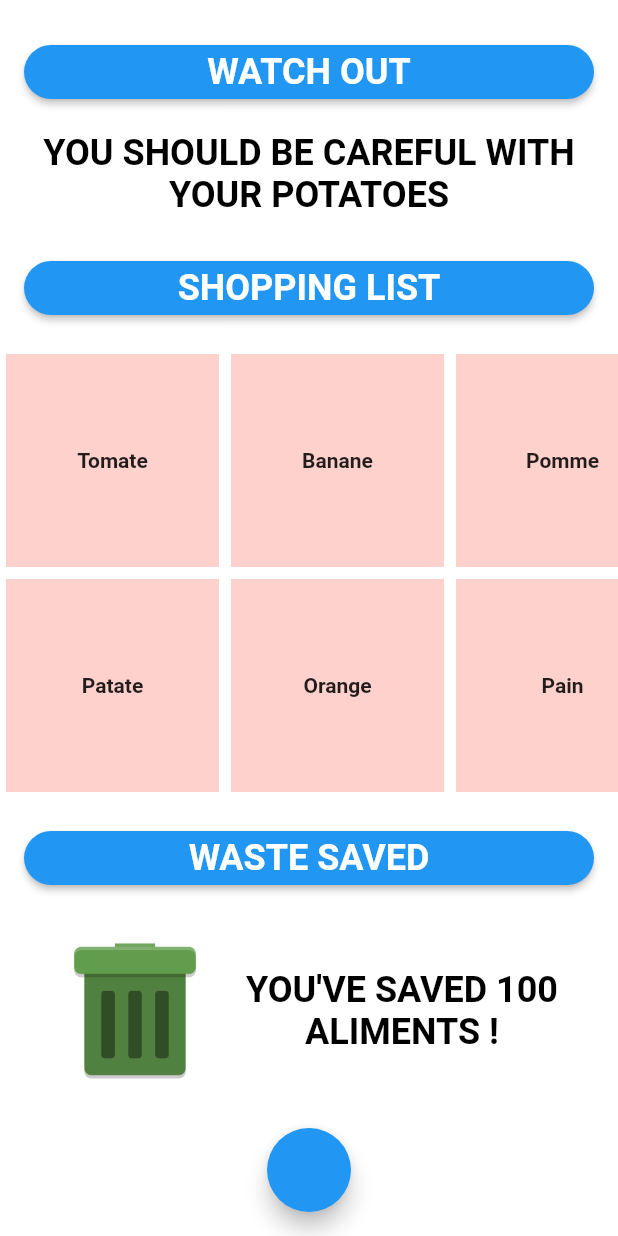
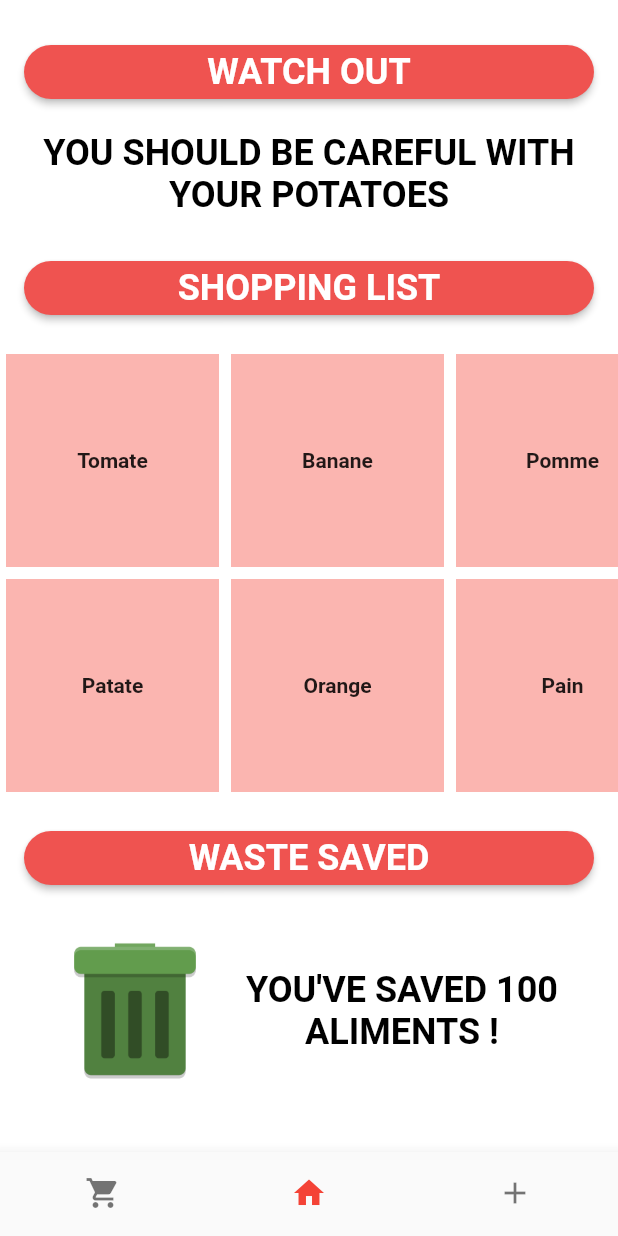
Before and after one commit to GM07/WatchOut, a Flutter app: the screen it shows after launch, on a phone screen of 412 x 824 dp. Run offline on Flutter 3.47's test engine with Material 2 defaults, Android fonts, the phone set to English and light mode, and no system bars; missing offline and left inert: bottom_bars.

Commit message:
UI avancements

```diff
--- a/lib/routes/home.dart
+++ b/lib/routes/home.dart
@@ -1,7 +1,7 @@
-import 'package:WatchOut/widgets/ingredient_list.dart';
 import 'package:flutter/material.dart';
-import '../widgets/waste_saved.dart';
-import '../widgets/watch_out.dart';
+import '../widgets/main_page.dart';
+import 'package:bottom_bars/bottom_bars.dart';
+import 'new_list.dart';
 
 class Home extends StatefulWidget {
   const Home({Key key}) : super(key: key);
@@ -11,6 +11,8 @@ class Home extends StatefulWidget {
 }
 
 class _HomeState extends State<Home> {
+  int _currentIndex = 1;
+
   _openCamera() {}
 
   @override
@@ -18,87 +20,38 @@ class _HomeState extends State<Home> {
     super.initState();
   }
 
+  Widget _getCurrentWidget() {
+    if (_currentIndex == 0) {
+      return Container(
+        color: Colors.green,
+      );
+    } else if (_currentIndex == 1) {
+      return MainPage();
+    } else {
+      return NewList();
+    }
+  }
+
   @override
   Widget build(BuildContext context) {
     return Scaffold(
-      floatingActionButton: FloatingActionButton(
-        backgroundColor: Theme.of(context).primaryColor,
-        onPressed: () => Navigator.pushNamed(context, '/new_list'),
-      ),
-      floatingActionButtonLocation: FloatingActionButtonLocation.centerFloat,
-      body: Container(
-        child: ListView(
-          physics: BouncingScrollPhysics(),
-          children: <Widget>[
-            Padding(
-              padding: EdgeInsets.all(16.0).add(EdgeInsets.only(top: 8.0)),
-              child: RaisedButton(
-                shape: RoundedRectangleBorder(
-                    borderRadius: BorderRadius.circular(20)),
-                onPressed: () => {},
-                color: Theme.of(context).primaryColor,
-                child: Text(
-                  'Watch Out'.toUpperCase(),
-                  style: TextStyle(
-                      fontWeight: FontWeight.bold,
-                      fontSize: 24,
-                      color: Colors.white),
-                ),
-              ),
-            ),
-            WatchOut(),
-            Padding(
-              padding: EdgeInsets.all(16.0).add(EdgeInsets.only(top: 8.0)),
-              child: RaisedButton(
-                shape: RoundedRectangleBorder(
-                    borderRadius: BorderRadius.circular(20)),
-                onPressed: () => {},
-                color: Theme.of(context).primaryColor,
-                child: Text(
-                  'Shopping List'.toUpperCase(),
-                  style: TextStyle(
-                      fontWeight: FontWeight.bold,
-                      fontSize: 24,
-                      color: Colors.white),
-                  textAlign: TextAlign.center,
-                ),
-              ),
-            ),
-            Container(height: 300, child: IngredientList()),
-            Padding(
-              padding: EdgeInsets.all(16.0),
-              child: RaisedButton(
-                shape: RoundedRectangleBorder(
-                    borderRadius: BorderRadius.circular(20)),
-                onPressed: () => {},
-                color: Theme.of(context).primaryColor,
-                child: Text(
-                  'Waste Saved'.toUpperCase(),
-                  style: TextStyle(
-                      fontWeight: FontWeight.bold,
-                      fontSize: 24,
-                      color: Colors.white),
-                  textAlign: TextAlign.center,
-                ),
-              ),
-            ),
-            Container(
-              margin: EdgeInsets.symmetric(horizontal: 4.0),
-              padding: EdgeInsets.all(8.0),
-              decoration: new BoxDecoration(
-                  borderRadius: new BorderRadius.all(
-                const Radius.circular(10.0),
-              )),
-              child: Padding(
-                padding: const EdgeInsets.symmetric(horizontal: 8.0),
-                child: Container(
-                  child: WasteSaved(),
-                ),
-              ),
-            ),
+        bottomNavigationBar: BottomNavigationBar(
+          currentIndex: _currentIndex,
+          fixedColor: Colors.red,
+          onTap: (value) {
+            setState(() {
+              _currentIndex = value;
+            });
+          },
+          showSelectedLabels: false,
+          showUnselectedLabels: false,
+          items: [
+            BottomNavigationBarItem(
+                icon: Icon(Icons.shopping_cart), title: Text('')),
+            BottomNavigationBarItem(icon: Icon(Icons.home), title: Text('')),
+            BottomNavigationBarItem(icon: Icon(Icons.add), title: Text('')),
           ],
         ),
-      ),
-    );
+        body: _getCurrentWidget());
   }
 }
--- a/lib/theme.dart
+++ b/lib/theme.dart
@@ -3,7 +3,7 @@ import 'package:flutter/material.dart';
 Color main = Color.fromRGBO(235, 40, 72, 1);
 
 ThemeData watchOutTheme = ThemeData(
-  primaryColor: main,
+  primaryColor: Colors.red[400],
   backgroundColor: Colors.white,
   scaffoldBackgroundColor: Colors.white,
   visualDensity: VisualDensity.adaptivePlatformDensity,
--- a/lib/widgets/ingredient_list.dart
+++ b/lib/widgets/ingredient_list.dart
@@ -42,8 +42,7 @@ class _IngredientListState extends State<IngredientList> {
         itemBuilder: (BuildContext context, int index) {
           return Container(
               margin: EdgeInsets.all(4.0),
-              decoration:
-                  BoxDecoration(color: Colors.redAccent[100].withAlpha(100)),
+              decoration: BoxDecoration(color: Colors.red.withAlpha(100)),
               child: Center(
                 child: Text(
                   items[index].title,
--- /dev/null
+++ b/lib/widgets/main_page.dart
@@ -0,0 +1,88 @@
+import 'package:WatchOut/widgets/ingredient_list.dart';
+import 'package:flutter/material.dart';
+import '../widgets/waste_saved.dart';
+import '../widgets/watch_out.dart';
+
+class MainPage extends StatefulWidget {
+  @override
+  _MainPageState createState() => _MainPageState();
+}
+
+class _MainPageState extends State<MainPage> {
+  @override
+  Widget build(BuildContext context) {
+    return Container(
+      child: ListView(
+        physics: BouncingScrollPhysics(),
+        children: <Widget>[
+          Padding(
+            padding: EdgeInsets.all(16.0).add(EdgeInsets.only(top: 8.0)),
+            child: RaisedButton(
+              shape: RoundedRectangleBorder(
+                  borderRadius: BorderRadius.circular(20)),
+              onPressed: () => {},
+              color: Theme.of(context).primaryColor,
+              child: Text(
+                'Watch Out'.toUpperCase(),
+                style: TextStyle(
+                    fontWeight: FontWeight.bold,
+                    fontSize: 24,
+                    color: Colors.white),
+              ),
+            ),
+          ),
+          WatchOut(),
+          Padding(
+            padding: EdgeInsets.all(16.0).add(EdgeInsets.only(top: 8.0)),
+            child: RaisedButton(
+              shape: RoundedRectangleBorder(
+                  borderRadius: BorderRadius.circular(20)),
+              onPressed: () => {},
+              color: Theme.of(context).primaryColor,
+              child: Text(
+                'Shopping List'.toUpperCase(),
+                style: TextStyle(
+                    fontWeight: FontWeight.bold,
+                    fontSize: 24,
+                    color: Colors.white),
+                textAlign: TextAlign.center,
+              ),
+            ),
+          ),
+          Container(height: 300, child: IngredientList()),
+          Padding(
+            padding: EdgeInsets.all(16.0),
+            child: RaisedButton(
+              shape: RoundedRectangleBorder(
+                  borderRadius: BorderRadius.circular(20)),
+              onPressed: () => {},
+              color: Theme.of(context).primaryColor,
+              child: Text(
+                'Waste Saved'.toUpperCase(),
+                style: TextStyle(
+                    fontWeight: FontWeight.bold,
+                    fontSize: 24,
+                    color: Colors.white),
+                textAlign: TextAlign.center,
+              ),
+            ),
+          ),
+          Container(
+            margin: EdgeInsets.symmetric(horizontal: 4.0),
+            padding: EdgeInsets.all(8.0),
+            decoration: new BoxDecoration(
+                borderRadius: new BorderRadius.all(
+              const Radius.circular(10.0),
+            )),
+            child: Padding(
+              padding: const EdgeInsets.symmetric(horizontal: 8.0),
+              child: Container(
+                child: WasteSaved(),
+              ),
+            ),
+          ),
+        ],
+      ),
+    );
+  }
+}
```
Also changed, not shown: lib/classes/ingredient.dart (added, +15 -0 lines), lib/routes/new_list.dart (+32 -10 lines), lib/widgets/custom_button.dart (added, +28 -0 lines).
